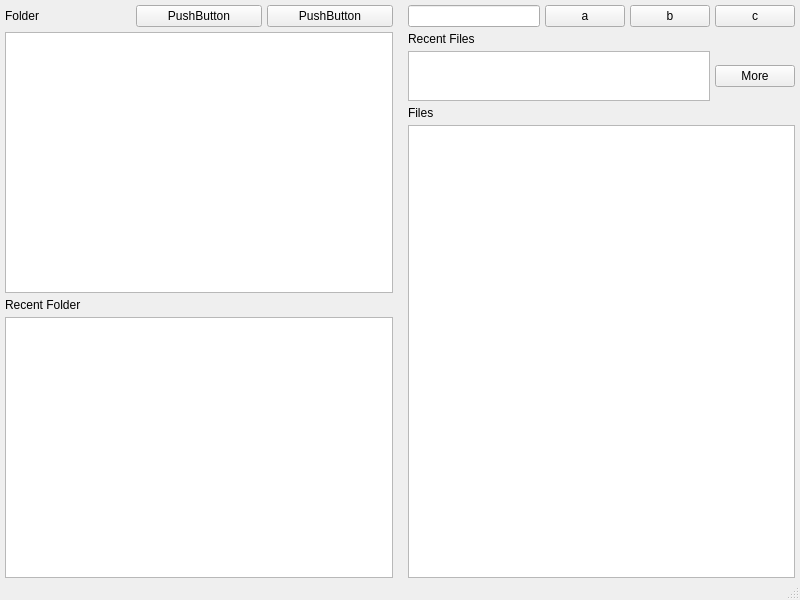
First picture: the form in filehelper.ui, repository Magic146W/File-Helper, before the edit.
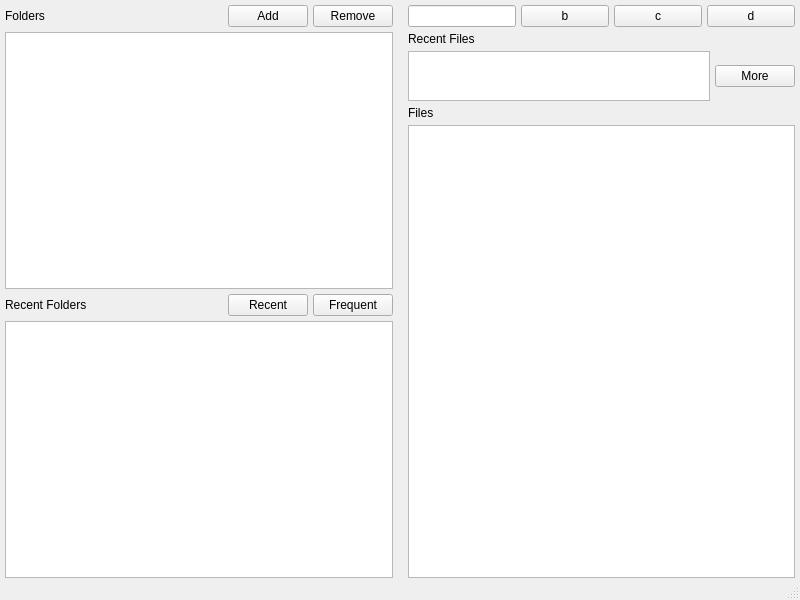
Second picture: the form after the edit.

The edit to the form file:
```diff
--- a/filehelper.ui
+++ b/filehelper.ui
@@ -49,7 +49,7 @@
         <number>0</number>
        </property>
        <item>
-        <widget class="QWidget" name="widget" native="true">
+        <widget class="QWidget" name="widget_FolderButtons" native="true">
          <layout class="QHBoxLayout" name="horizontalLayout">
           <property name="spacing">
            <number>5</number>
@@ -69,21 +69,34 @@
           <item>
            <widget class="QLabel" name="label">
             <property name="text">
-             <string>Folder</string>
+             <string>Folders</string>
             </property>
            </widget>
           </item>
           <item>
-           <widget class="QPushButton" name="pushButton">
+           <spacer name="horizontalSpacer_2">
+            <property name="orientation">
+             <enum>Qt::Horizontal</enum>
+            </property>
+            <property name="sizeHint" stdset="0">
+             <size>
+              <width>40</width>
+              <height>20</height>
+             </size>
+            </property>
+           </spacer>
+          </item>
+          <item>
+           <widget class="QPushButton" name="pushButton_FolderAdd">
             <property name="text">
-             <string>PushButton</string>
+             <string>Add</string>
             </property>
            </widget>
           </item>
           <item>
            <widget class="QPushButton" name="pushButton_2">
             <property name="text">
-             <string>PushButton</string>
+             <string>Remove</string>
             </property>
            </widget>
           </item>
@@ -94,14 +107,62 @@
         <widget class="QTreeView" name="treeView"/>
        </item>
        <item>
-        <widget class="QLabel" name="label_2">
-         <property name="text">
-          <string>Recent Folder</string>
-         </property>
+        <widget class="QWidget" name="widget" native="true">
+         <layout class="QHBoxLayout" name="horizontalLayout_3">
+          <property name="spacing">
+           <number>5</number>
+          </property>
+          <property name="leftMargin">
+           <number>0</number>
+          </property>
+          <property name="topMargin">
+           <number>0</number>
+          </property>
+          <property name="rightMargin">
+           <number>0</number>
+          </property>
+          <property name="bottomMargin">
+           <number>0</number>
+          </property>
+          <item>
+           <widget class="QLabel" name="label_Ignore_RecentFolder">
+            <property name="text">
+             <string>Recent Folders</string>
+            </property>
+           </widget>
+          </item>
+          <item>
+           <spacer name="horizontalSpacer">
+            <property name="orientation">
+             <enum>Qt::Horizontal</enum>
+            </property>
+            <property name="sizeHint" stdset="0">
+             <size>
+              <width>40</width>
+              <height>20</height>
+             </size>
+            </property>
+           </spacer>
+          </item>
+          <item>
+           <widget class="QPushButton" name="pushButton_MostUsed">
+            <property name="text">
+             <string>Recent</string>
+            </property>
+           </widget>
+          </item>
+          <item>
+           <widget class="QPushButton" name="pushButton_FolderRecent">
+            <property name="text">
+             <string>Frequent</string>
+            </property>
+           </widget>
+          </item>
+         </layout>
         </widget>
        </item>
        <item>
-        <widget class="QTreeView" name="treeView_2"/>
+        <widget class="QListView" name="listView_RecentFolders"/>
        </item>
       </layout>
      </widget>
@@ -143,12 +204,12 @@
            <number>0</number>
           </property>
           <item>
-           <widget class="QLineEdit" name="lineEdit"/>
-          </item>
-          <item>
-           <widget class="QPushButton" name="pushButton_4">
-            <property name="text">
-             <string>a</string>
+           <widget class="QLineEdit" name="lineEdit_Search">
+            <property name="sizePolicy">
+             <sizepolicy hsizetype="Maximum" vsizetype="Fixed">
+              <horstretch>0</horstretch>
+              <verstretch>0</verstretch>
+             </sizepolicy>
             </property>
            </widget>
           </item>
@@ -166,6 +227,13 @@
             </property>
            </widget>
           </item>
+          <item>
+           <widget class="QPushButton" name="pushButton_ViewGrid">
+            <property name="text">
+             <string>d</string>
+            </property>
+           </widget>
+          </item>
          </layout>
         </widget>
        </item>
@@ -221,28 +289,7 @@
         </widget>
        </item>
        <item>
-        <widget class="QWidget" name="widget_6" native="true">
-         <layout class="QHBoxLayout" name="horizontalLayout_3">
-          <property name="spacing">
-           <number>0</number>
-          </property>
-          <property name="leftMargin">
-           <number>0</number>
-          </property>
-          <property name="topMargin">
-           <number>0</number>
-          </property>
-          <property name="rightMargin">
-           <number>0</number>
-          </property>
-          <property name="bottomMargin">
-           <number>0</number>
-          </property>
-          <item>
-           <widget class="QListView" name="listView"/>
-          </item>
-         </layout>
-        </widget>
+        <widget class="QListView" name="listView_Files"/>
        </item>
       </layout>
      </widget>
```
Left out of the diff: 38 changed lines with no effect on the pictures.
